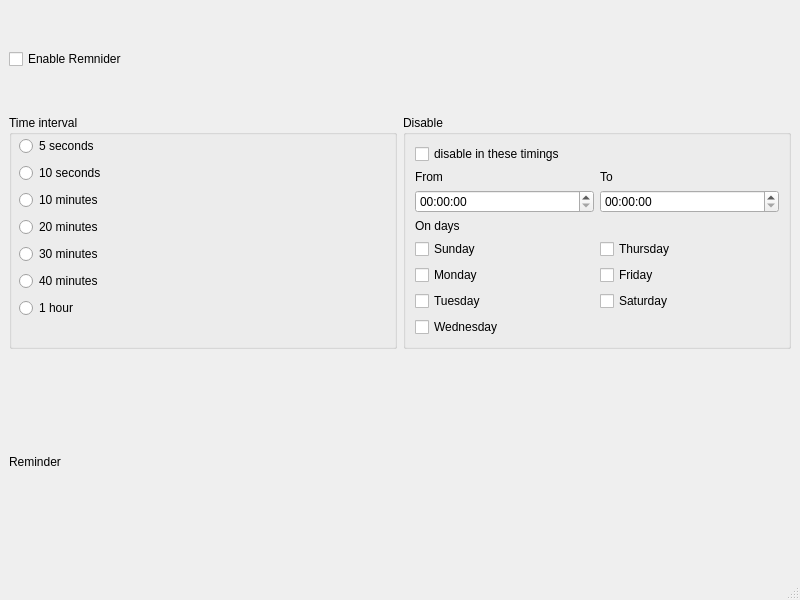
Old version of the form appUi/mainwindow.ui in the repository Karthikeshwar1/TABFYE.
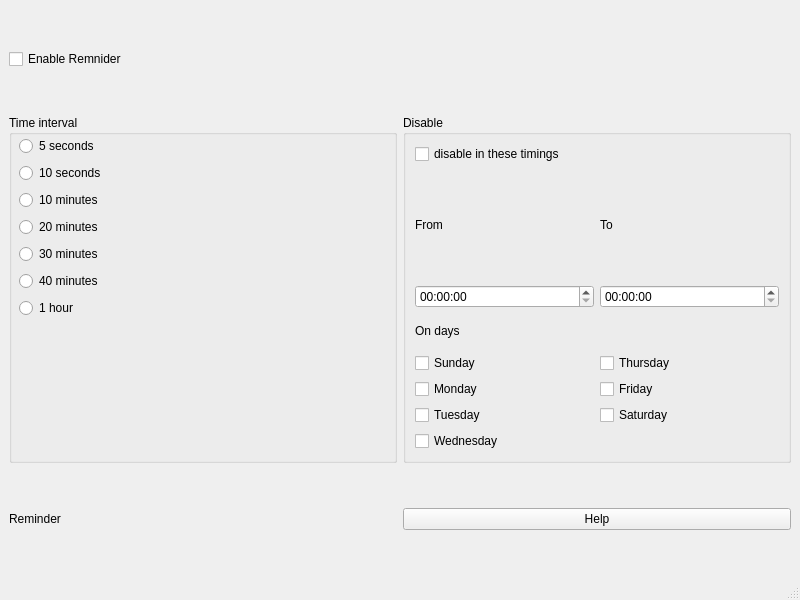
New version of the form.

```diff
--- a/appUi/mainwindow.ui
+++ b/appUi/mainwindow.ui
@@ -204,7 +204,7 @@
       </layout>
      </widget>
     </item>
-    <item row="2" column="0">
+    <item row="3" column="0">
      <widget class="QLabel" name="reminder_label">
       <property name="minimumSize">
        <size>
@@ -217,6 +217,13 @@
       </property>
      </widget>
     </item>
+    <item row="3" column="1">
+     <widget class="QPushButton" name="helpButton">
+      <property name="text">
+       <string>Help</string>
+      </property>
+     </widget>
+    </item>
    </layout>
   </widget>
   <widget class="QMenuBar" name="menubar">
```
